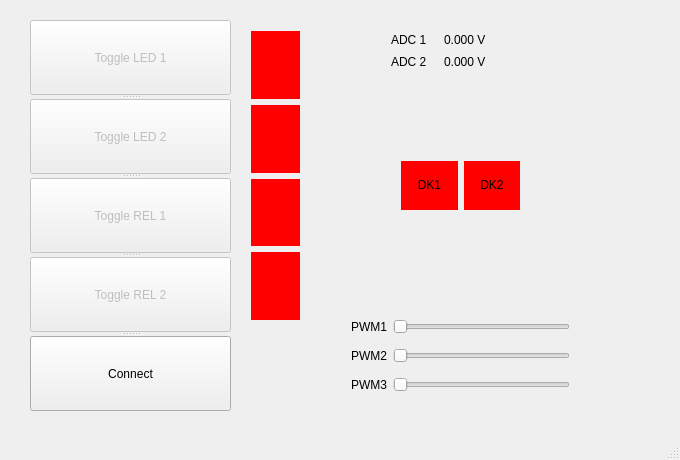
The window that USB_PC/MainWindow.ui (DmitryShalaev/LED-brightness-control) describes before a commit, drawn with Qt 5.
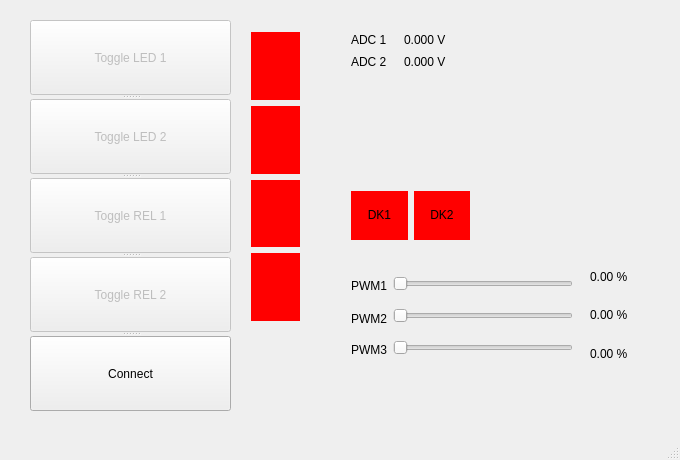
The same window after the commit.

Commit message: Changed pwm processing

Patch:
```diff
--- a/USB_PC/MainWindow.ui
+++ b/USB_PC/MainWindow.ui
@@ -95,8 +95,8 @@
     <property name="geometry">
      <rect>
       <x>340</x>
-      <y>300</y>
-      <width>241</width>
+      <y>260</y>
+      <width>244</width>
       <height>111</height>
      </rect>
     </property>
@@ -105,6 +105,12 @@
       <layout class="QHBoxLayout" name="horizontalLayout_3">
        <item>
         <widget class="QLabel" name="label">
+         <property name="minimumSize">
+          <size>
+           <width>30</width>
+           <height>30</height>
+          </size>
+         </property>
          <property name="text">
           <string>PWM1</string>
          </property>
@@ -115,6 +121,12 @@
          <property name="enabled">
           <bool>false</bool>
          </property>
+         <property name="minimumSize">
+          <size>
+           <width>172</width>
+           <height>15</height>
+          </size>
+         </property>
          <property name="maximum">
           <number>255</number>
          </property>
@@ -135,6 +147,12 @@
       <layout class="QHBoxLayout" name="horizontalLayout_2">
        <item>
         <widget class="QLabel" name="label_2">
+         <property name="minimumSize">
+          <size>
+           <width>30</width>
+           <height>31</height>
+          </size>
+         </property>
          <property name="text">
           <string>PWM2</string>
          </property>
@@ -145,6 +163,12 @@
          <property name="enabled">
           <bool>false</bool>
          </property>
+         <property name="minimumSize">
+          <size>
+           <width>172</width>
+           <height>15</height>
+          </size>
+         </property>
          <property name="maximum">
           <number>255</number>
          </property>
@@ -162,6 +186,12 @@
       <layout class="QHBoxLayout" name="horizontalLayout">
        <item>
         <widget class="QLabel" name="label_3">
+         <property name="minimumSize">
+          <size>
+           <width>30</width>
+           <height>30</height>
+          </size>
+         </property>
          <property name="text">
           <string>PWM3</string>
          </property>
@@ -172,6 +202,12 @@
          <property name="enabled">
           <bool>false</bool>
          </property>
+         <property name="minimumSize">
+          <size>
+           <width>172</width>
+           <height>15</height>
+          </size>
+         </property>
          <property name="maximum">
           <number>255</number>
          </property>
@@ -191,7 +227,7 @@
     <property name="geometry">
      <rect>
       <x>240</x>
-      <y>20</y>
+      <y>21</y>
       <width>71</width>
       <height>311</height>
      </rect>
@@ -242,8 +278,8 @@
    <widget class="QWidget" name="layoutWidget2">
     <property name="geometry">
      <rect>
-      <x>390</x>
-      <y>150</y>
+      <x>340</x>
+      <y>180</y>
       <width>141</width>
       <height>71</height>
      </rect>
@@ -271,10 +307,10 @@
      </item>
     </layout>
    </widget>
-   <widget class="QWidget" name="">
+   <widget class="QWidget" name="layoutWidget3">
     <property name="geometry">
      <rect>
-      <x>380</x>
+      <x>340</x>
       <y>20</y>
       <width>121</width>
       <height>61</height>
@@ -319,6 +355,63 @@
      </item>
     </layout>
    </widget>
+   <widget class="QLabel" name="L_PWM1">
+    <property name="geometry">
+     <rect>
+      <x>590</x>
+      <y>262</y>
+      <width>51</width>
+      <height>30</height>
+     </rect>
+    </property>
+    <property name="sizePolicy">
+     <sizepolicy hsizetype="Preferred" vsizetype="Preferred">
+      <horstretch>0</horstretch>
+      <verstretch>0</verstretch>
+     </sizepolicy>
+    </property>
+    <property name="text">
+     <string>&lt;html&gt;&lt;head/&gt;&lt;body&gt;&lt;p&gt;0.00 %&lt;/p&gt;&lt;/body&gt;&lt;/html&gt;</string>
+    </property>
+   </widget>
+   <widget class="QLabel" name="L_PWM3">
+    <property name="geometry">
+     <rect>
+      <x>590</x>
+      <y>339</y>
+      <width>51</width>
+      <height>30</height>
+     </rect>
+    </property>
+    <property name="sizePolicy">
+     <sizepolicy hsizetype="Preferred" vsizetype="Preferred">
+      <horstretch>0</horstretch>
+      <verstretch>0</verstretch>
+     </sizepolicy>
+    </property>
+    <property name="text">
+     <string>&lt;html&gt;&lt;head/&gt;&lt;body&gt;&lt;p&gt;0.00 %&lt;/p&gt;&lt;/body&gt;&lt;/html&gt;</string>
+    </property>
+   </widget>
+   <widget class="QLabel" name="L_PWM2">
+    <property name="geometry">
+     <rect>
+      <x>590</x>
+      <y>300</y>
+      <width>51</width>
+      <height>31</height>
+     </rect>
+    </property>
+    <property name="sizePolicy">
+     <sizepolicy hsizetype="Preferred" vsizetype="Preferred">
+      <horstretch>0</horstretch>
+      <verstretch>0</verstretch>
+     </sizepolicy>
+    </property>
+    <property name="text">
+     <string>&lt;html&gt;&lt;head/&gt;&lt;body&gt;&lt;p&gt;0.00 %&lt;/p&gt;&lt;/body&gt;&lt;/html&gt;</string>
+    </property>
+   </widget>
   </widget>
   <widget class="QStatusBar" name="statusBar"/>
  </widget>
```
Left out of the diff: 2 changed lines with no effect on the pictures. The commit also changes 2 other files.
